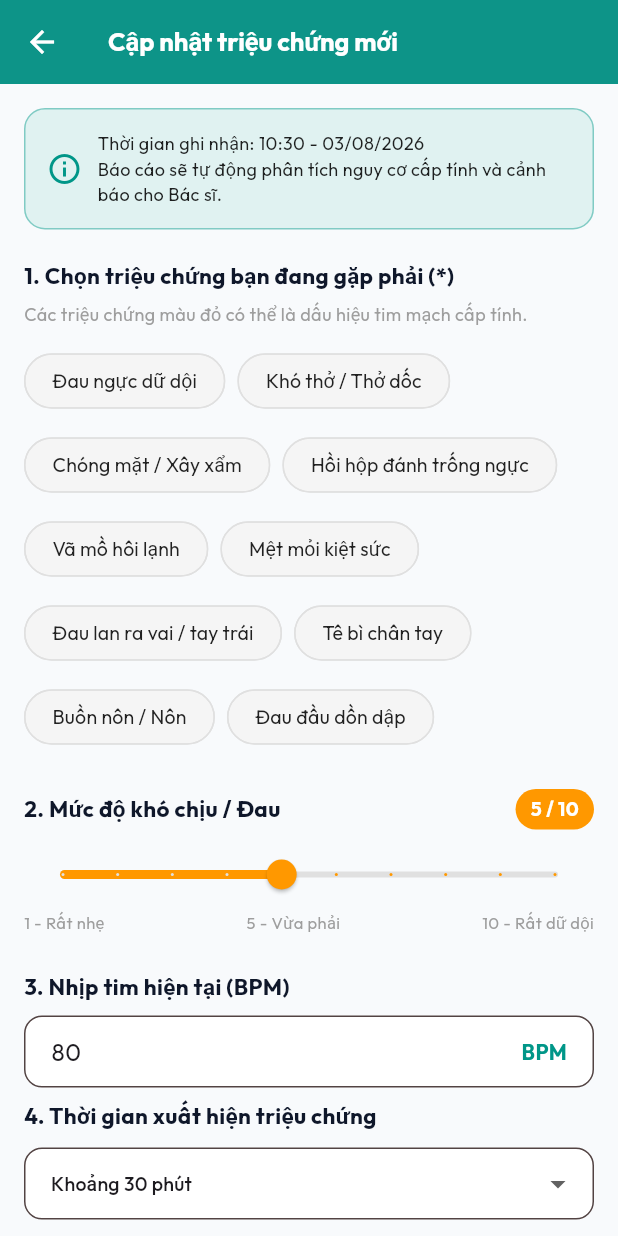
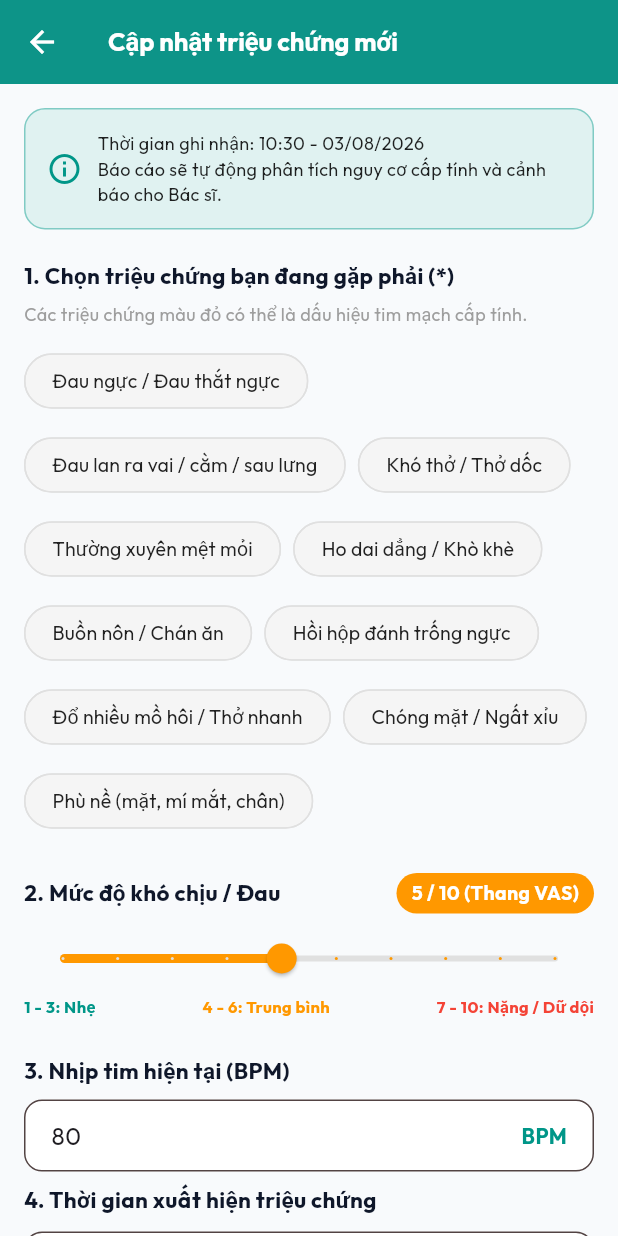
Before and after one commit to txt2806/Early-disease-risk, a Flutter app: the SymptomUpdateScreen screen opened directly, on a phone screen of 412 x 824 dp. Run offline on Flutter 3.47's test engine with Material 3 defaults, Android fonts, the phone set to English and light mode, and no system bars; our stand-ins replace google_fonts.

Commit message:
refactor(patient_app): update symptoms with Tam Anh & Medlatec VAS guidelines and fix alert dialog overflow

```diff
--- a/patient_app/lib/screens/symptom_update_screen.dart
+++ b/patient_app/lib/screens/symptom_update_screen.dart
@@ -14,23 +14,25 @@ class SymptomUpdateScreen extends StatefulWidget {
 class _SymptomUpdateScreenState extends State<SymptomUpdateScreen> {
   final PatientService _service = PatientService();
 
+  // Tài liệu tham khảo chuẩn Y tế (Bệnh viện Tâm Anh - TS.BS Nguyễn Anh Dũng):
+  //https://tamanhhospital.vn/trieu-chung-tim-mach/
   final List<String> _commonSymptoms = [
-    'Đau ngực dữ dội',
+    'Đau ngực / Đau thắt ngực',
+    'Đau lan ra vai / cằm / sau lưng',
     'Khó thở / Thở dốc',
-    'Chóng mặt / Xây xẩm',
+    'Thường xuyên mệt mỏi',
+    'Ho dai dẳng / Khò khè',
+    'Buồn nôn / Chán ăn',
     'Hồi hộp đánh trống ngực',
-    'Vã mồ hôi lạnh',
-    'Mệt mỏi kiệt sức',
-    'Đau lan ra vai / tay trái',
-    'Tê bì chân tay',
-    'Buồn nôn / Nôn',
-    'Đau đầu dồn dập',
+    'Đổ nhiều mồ hôi / Thở nhanh',
+    'Chóng mặt / Ngất xỉu',
+    'Phù nề (mặt, mí mắt, chân)',
   ];
 
   final List<String> _urgentSymptoms = [
-    'Đau ngực dữ dội',
-    'Khó thở / Thở dốc',
-    'Đau lan ra vai / tay trái',
+    'Đau ngực / Đau thắt ngực',
+    'Đau lan ra vai / cằm / sau lưng',
+    'Chóng mặt / Ngất xỉu',
   ];
 
   final List<String> _selectedSymptoms = [];
@@ -39,6 +41,12 @@ class _SymptomUpdateScreenState extends State<SymptomUpdateScreen> {
   String _selectedDuration = 'Khoảng 30 phút';
   final TextEditingController _notesController = TextEditingController();
   bool _isSubmitting = false;
+
+  Color get _severityColor {
+    if (_severityScore >= 7) return Colors.red;
+    if (_severityScore >= 4) return Colors.orange;
+    return Colors.teal;
+  }
 
   final List<String> _durations = [
     'Vừa xuất hiện (< 15 phút)',
@@ -90,7 +98,7 @@ class _SymptomUpdateScreenState extends State<SymptomUpdateScreen> {
   }
 
   void _showResultModal(BuildContext context, SymptomReport report) {
-    final bool isHighRisk = report.severityScore >= 8 ||
+    final bool isHighRisk = report.severityScore >= 7 ||
         report.symptoms.any((s) => _urgentSymptoms.contains(s));
 
     showDialog(
@@ -118,7 +126,8 @@ class _SymptomUpdateScreenState extends State<SymptomUpdateScreen> {
             ),
           ],
         ),
-        content: Column(
+        content: SingleChildScrollView(
+          child: Column(
             mainAxisSize: MainAxisSize.min,
             crossAxisAlignment: CrossAxisAlignment.start,
             children: [
@@ -181,6 +190,7 @@ class _SymptomUpdateScreenState extends State<SymptomUpdateScreen> {
                 ),
               ),
             ],
+          ),
         ),
         actions: [
           if (isHighRisk)
@@ -304,13 +314,11 @@ class _SymptomUpdateScreenState extends State<SymptomUpdateScreen> {
                 Container(
                   padding: const EdgeInsets.symmetric(horizontal: 10, vertical: 4),
                   decoration: BoxDecoration(
-                    color: _severityScore >= 8
-                        ? Colors.red
-                        : (_severityScore >= 5 ? Colors.orange : Colors.teal),
+                    color: _severityColor,
                     borderRadius: BorderRadius.circular(16),
                   ),
                   child: Text(
-                    '${_severityScore.round()} / 10',
+                    '${_severityScore.round()} / 10 (Thang VAS)',
                     style: const TextStyle(color: Colors.white, fontWeight: FontWeight.bold, fontSize: 13),
                   ),
                 ),
@@ -322,9 +330,7 @@ class _SymptomUpdateScreenState extends State<SymptomUpdateScreen> {
               min: 1.0,
               max: 10.0,
               divisions: 9,
-              activeColor: _severityScore >= 8
-                  ? Colors.red
-                  : (_severityScore >= 5 ? Colors.orange : Colors.teal),
+              activeColor: _severityColor,
               inactiveColor: Colors.grey.shade300,
               label: '${_severityScore.round()}',
               onChanged: (val) {
@@ -336,9 +342,11 @@ class _SymptomUpdateScreenState extends State<SymptomUpdateScreen> {
             const Row(
               mainAxisAlignment: MainAxisAlignment.spaceBetween,
               children: [
-                Text('1 - Rất nhẹ', style: TextStyle(fontSize: 11, color: Colors.grey)),
-                Text('5 - Vừa phải', style: TextStyle(fontSize: 11, color: Colors.grey)),
-                Text('10 - Rất dữ dội', style: TextStyle(fontSize: 11, color: Colors.grey)),
+                //tham khảo tài liệu:
+                //https://medlatec.vn/tin-tuc/thang-diem-vas-danh-gia-dau-nhung-dieu-nen-biet
+                Text('1 - 3: Nhẹ', style: TextStyle(fontSize: 11, color: Colors.teal, fontWeight: FontWeight.bold)),
+                Text('4 - 6: Trung bình', style: TextStyle(fontSize: 11, color: Colors.orange, fontWeight: FontWeight.bold)),
+                Text('7 - 10: Nặng / Dữ dội', style: TextStyle(fontSize: 11, color: Colors.red, fontWeight: FontWeight.bold)),
               ],
             ),
 
@@ -404,7 +412,7 @@ class _SymptomUpdateScreenState extends State<SymptomUpdateScreen> {
 
             const SizedBox(height: 24),
             const Text(
-              '4. Mô tả chi tiết bổ sung (không bắt buộc)',
+              '5. Mô tả chi tiết bổ sung (không bắt buộc)',
               style: TextStyle(fontSize: 15, fontWeight: FontWeight.bold, color: Color(0xFF0F172A)),
             ),
             const SizedBox(height: 10),
--- a/patient_app/lib/services/patient_service.dart
+++ b/patient_app/lib/services/patient_service.dart
@@ -398,8 +398,13 @@ class PatientService extends ChangeNotifier {
   }) async {
     String riskAssessment = 'Nguy cơ Thấp: Tiếp tục theo dõi sức khỏe.';
     bool triggerAcuteAlert = false;
+    final hasSevereChestPain = selectedSymptoms.any((s) => s.contains('Đau ngực'));
+    final hasShortnessOfBreath = selectedSymptoms.any((s) => s.contains('Khó thở'));
+    final hasRadiatingPain = selectedSymptoms.any((s) => s.contains('Đau lan'));
+    final hasDizziness = selectedSymptoms.any((s) => s.contains('Chóng mặt') || s.contains('Ngất'));
 
-    if (severityScore >= 8 || selectedSymptoms.contains('Đau ngực dữ dội') || selectedSymptoms.contains('Khó thở / Thở dốc')) {
+    // Tham khảo tài liệu Thang điểm VAS: https://medlatec.vn/tin-tuc/thang-diem-vas-danh-gia-dau-nhung-dieu-nen-biet
+    if (severityScore >= 7 || hasSevereChestPain || hasShortnessOfBreath || hasRadiatingPain) {
       riskAssessment = 'NGUY CƠ CẤP TÍNH CAO: Cần can thiệp y tế ngay lập tức!';
       triggerAcuteAlert = true;
     }
@@ -410,11 +415,11 @@ class PatientService extends ChangeNotifier {
       aiAdvice += '🆘 HỖ TRỢ KHẨN CẤP: Nếu bạn đang cảm thấy bế tắc hoặc gặp khủng hoảng tinh thần, hãy chia sẻ ngay với người thân hoặc liên hệ Tổng đài tư vấn / Gọi 115 để được hỗ trợ kịp thời!\n\n';
     }
 
-    if (severityScore >= 8 || selectedSymptoms.contains('Đau ngực dữ dội') || selectedSymptoms.contains('Khó thở / Thở dốc') || selectedSymptoms.contains('Đau lan ra vai / tay trái')) {
+    if (severityScore >= 7 || hasSevereChestPain || hasShortnessOfBreath || hasRadiatingPain) {
       aiAdvice += '• Giữ tĩnh lặng: Dừng mọi vận động, ngồi hoặc nằm tư thế thoải mái, nới lỏng quần áo.\n'
           '• Hỗ trợ y tế: Nhờ người thân đưa đến cơ sở y tế gần nhất hoặc bấm nút "GỌI BÁC SĨ TƯ VẤN".\n'
           '• An toàn: Không tự lái xe hay làm việc nặng khi có dấu hiệu đau ngực/khó thở.';
-    } else if (severityScore >= 5 || selectedSymptoms.contains('Chóng mặt / Xây xẩm') || selectedSymptoms.contains('Hồi hộp đánh trống ngực')) {
+    } else if (severityScore >= 4 || hasDizziness || selectedSymptoms.any((s) => s.contains('Hồi hộp'))) {
       aiAdvice += '• Nghỉ ngơi tại chỗ: Nghỉ ngơi ở nơi thoáng mát, uống ít nước ấm từ từ.\n'
           '• Theo dõi chỉ số: Kiểm tra lại nhịp tim và huyết áp sau 15 phút nghỉ ngơi.\n'
           '• Tham khảo bác sĩ: Nếu triệu chứng kéo dài trên 30 phút, nên liên hệ phòng khám.';
```
Also changed, not shown: 1 other file. Lines whose indentation alone changed are shown as unchanged.
